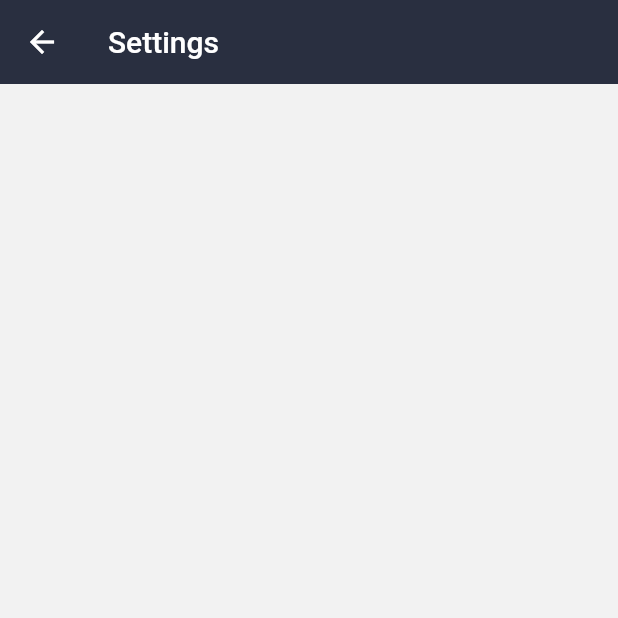
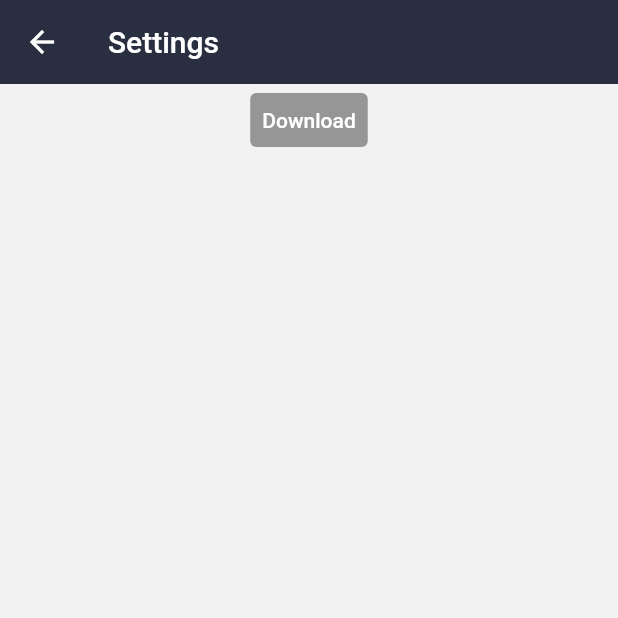
Before and after one commit to Relorer/Edokuri, a Flutter app: the SettingsPage screen opened directly, on a phone screen of 412 x 824 dp, the top half of it. Run offline on Flutter 3.47's test engine with Material 2 defaults, Android fonts, the phone set to English and light mode, and no system bars; our stand-ins replace auto_size_text, connectivity_plus, easy_debounce, easy_localization, file_picker, flip_card and 12 more; missing offline and left inert: dictionaryx, epubx, flutter_displaymode, google_mlkit_translation, text_to_speech, translator; accounts and stored records are empty; generated files the repository leaves out were written again; project files that could hold a hidden picture were left out.

Commit message:
Add ML Google state in settings (#27)
* Add ML Google state in settings

Add ML Google state in settings (buttons 'download' and 'delete' at settings page)

* remove unnecessary

* Removed models deletion

Deletion doesn't work properly, so we decided to delete this function. Also added toast shown after downloading models.

---------

Co-authored-by: Relorer <y-tm@bk.ru>

```diff
--- a/lib/src/core/service_locator.dart
+++ b/lib/src/core/service_locator.dart
@@ -17,6 +17,7 @@ import 'package:freader/src/controllers/stores/reader_controller/reader_controll
 import 'package:freader/src/controllers/stores/sort_controllers/records_sort_controller/record_sort_controller.dart';
 import 'package:get_it/get_it.dart';
 
+import '../controllers/stores/ml_controller/ml_controller.dart';
 import '../models/models.dart';
 
 final getIt = GetIt.instance;
@@ -48,6 +49,8 @@ Future<void> setupLocator() async {
   getIt.registerSingletonAsync<SettingsController>(
       () => SrttingsControllerFactory().getSettingsController());
 
+  getIt.registerSingleton(MLController());
+
   //repositories
   getIt.registerSingletonAsync<Store>(() => StoreFactory().getDBController());
   getIt.registerSingletonWithDependencies(() => UserRepository(getIt<Store>()),
--- a/lib/src/pages/settings_page/settings_page.dart
+++ b/lib/src/pages/settings_page/settings_page.dart
@@ -1,9 +1,16 @@
 import 'package:flutter/material.dart';
+import 'package:flutter_mobx/flutter_mobx.dart';
+import 'package:freader/src/controllers/common/toast_controller/toast_controller.dart';
+import 'package:freader/src/controllers/common/translator_controller/translator_controller_factory.dart';
+import 'package:freader/src/controllers/stores/ml_controller/ml_controller.dart';
 import 'package:freader/src/core/widgets/bouncing_custom_scroll_view.dart';
 import 'package:freader/src/core/widgets/sliver_single_child.dart';
 import 'package:freader/src/core/widgets/second_background_empty_app_bar.dart';
 import 'package:freader/src/theme/theme.dart';
 import 'package:freader/src/theme/theme_consts.dart';
+import 'package:google_mlkit_translation/google_mlkit_translation.dart';
+
+import '../../core/service_locator.dart';
 
 class SettingsPage extends StatefulWidget {
   const SettingsPage({
@@ -18,11 +25,21 @@ class SettingsPage extends StatefulWidget {
 
 class SettingsPageState extends State<SettingsPage> {
   final TextEditingController controller = TextEditingController();
+  final OnDeviceTranslatorModelManager manager =
+      OnDeviceTranslatorModelManager();
+  final ToastController toastController = ToastController();
+
+  void checkStateDownloadModel() async {
+    if (!getIt<MLController>().isLoaded) {
+      await getIt<MLController>().downloadModels();
+      toastController.showDefaultTost("Language model is downloaded");
+    }
+  }
 
   @override
   Widget build(BuildContext context) {
     return Scaffold(
-      appBar: PhantomAppBar(),
+      appBar: const PhantomAppBar(),
       backgroundColor: Theme.of(context).colorScheme.background,
       body: SafeArea(
           child: BouncingCustomScrollView(
@@ -32,12 +49,28 @@ class SettingsPageState extends State<SettingsPage> {
             title: const Text("Settings"),
             floating: true,
           ),
-          SliverSingleChild(Padding(
-            padding: const EdgeInsets.symmetric(horizontal: defaultMargin),
-            child: Column(
-              children: [],
+          SliverSingleChild(
+            Padding(
+              padding: const EdgeInsets.symmetric(horizontal: defaultMargin),
+              child: Observer(
+                builder: (_) => Column(
+                  children: [
+                    getIt<MLController>().isLoaded
+                        ? const Text("Language model is loaded")
+                        : TextButton(
+                            style: ElevatedButton.styleFrom(
+                              foregroundColor: Colors.white,
+                              backgroundColor: Colors.black38, // foreground
+                            ),
+                            onPressed: !getIt<MLController>().isLoading
+                                ? () => checkStateDownloadModel()
+                                : null,
+                            child: const Text("Download"))
+                  ],
+                ),
+              ),
             ),
-          ))
+          ),
         ],
       )),
     );
```
Also changed, not shown: lib/src/controllers/common/translator_controller/translator_controller_factory.dart (+7 -7 lines), lib/src/controllers/stores/ml_controller/ml_controller.dart (added, +38 -0 lines).
